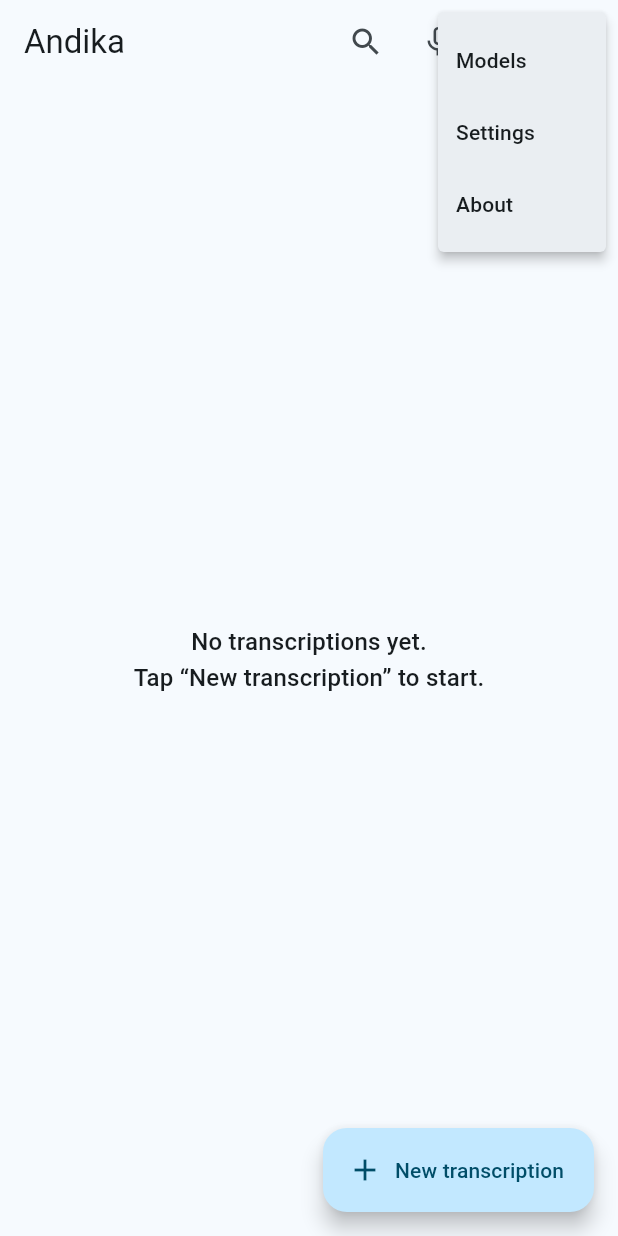
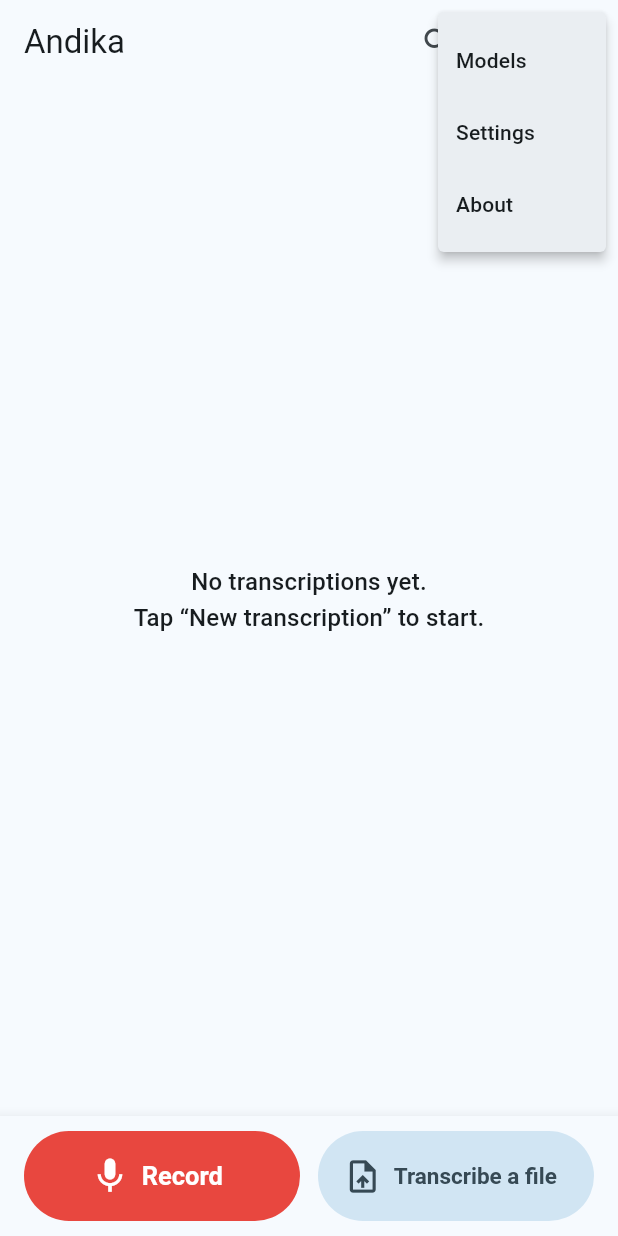
Before and after one commit to chadracklonde/andika, a Flutter app: the screen it shows after launch, after a tap on the "more vert" icon, on a phone screen of 412 x 824 dp. Run offline on Flutter 3.47's test engine with Material 3 defaults, Android fonts, the phone set to English and light mode, and no system bars; missing offline and left inert: dart:ffi.

Commit message:
Accueil : gros boutons Enregistrer et Transcrire un fichier ; dictaphone : démarrage immédiat et aide ; fin des reconstructions de toute l'application pendant l'enregistrement ; tests de parcours

```diff
--- a/lib/app/app.dart
+++ b/lib/app/app.dart
@@ -20,25 +20,50 @@ class _AndikaAppState extends State<AndikaApp> {
   final GlobalKey<NavigatorState> navigatorKey = GlobalKey<NavigatorState>();
   Object? _initError;
 
+  // Thèmes créés une seule fois : un thème neuf à chaque reconstruction ferait
+  // redessiner toute l'application.
+  late final ThemeData _light = ThemeData(
+    useMaterial3: true,
+    colorScheme: ColorScheme.fromSeed(seedColor: const Color(0xFF1B5E7B)),
+    appBarTheme: const AppBarTheme(systemOverlayStyle: SystemUiOverlayStyle.dark),
+  );
+  late final ThemeData _dark = ThemeData(
+    useMaterial3: true,
+    colorScheme: ColorScheme.fromSeed(seedColor: const Color(0xFF1B5E7B), brightness: Brightness.dark),
+  );
+
+  // Seuls ces deux états changent la structure de l'application ; le reste
+  // (progression, niveau du micro...) est suivi par les écrans eux-mêmes.
+  bool _lastReady = false;
+  String _lastLang = 'fr';
+
   @override
   void initState() {
     super.initState();
+    controller.addListener(_onControllerChanged);
     unawaited(controller.init().catchError((Object e) {
       if (mounted) setState(() => _initError = e);
     }));
   }
 
+  void _onControllerChanged() {
+    final lang = controller.ready ? controller.strings.languageCode : 'fr';
+    if (lang != _lastLang || controller.ready != _lastReady) {
+      _lastLang = lang;
+      _lastReady = controller.ready;
+      if (mounted) setState(() {});
+    }
+  }
+
   @override
   void dispose() {
+    controller.removeListener(_onControllerChanged);
     controller.dispose();
     super.dispose();
   }
 
   @override
   Widget build(BuildContext context) {
-    return ListenableBuilder(
-      listenable: controller,
-      builder: (context, _) {
     final lang = controller.ready ? controller.strings.languageCode : 'fr';
     return MaterialApp(
       title: 'Andika',
@@ -51,16 +76,8 @@ class _AndikaAppState extends State<AndikaApp> {
         GlobalWidgetsLocalizations.delegate,
         GlobalCupertinoLocalizations.delegate,
       ],
-          theme: ThemeData(
-            useMaterial3: true,
-            colorScheme: ColorScheme.fromSeed(seedColor: const Color(0xFF1B5E7B)),
-            appBarTheme: const AppBarTheme(systemOverlayStyle: SystemUiOverlayStyle.dark),
-          ),
-          darkTheme: ThemeData(
-            useMaterial3: true,
-            colorScheme: ColorScheme.fromSeed(
-                seedColor: const Color(0xFF1B5E7B), brightness: Brightness.dark),
-          ),
+      theme: _light,
+      darkTheme: _dark,
       home: controller.ready
           ? HomeScreen(controller: controller)
           : Scaffold(
@@ -82,7 +99,5 @@ class _AndikaAppState extends State<AndikaApp> {
               ),
             ),
     );
-      },
-    );
   }
 }
--- a/lib/app/controller.dart
+++ b/lib/app/controller.dart
@@ -146,12 +146,24 @@ class AppController extends ChangeNotifier {
   }
 
   bool _recorderWasActive = false;
+  RecState _lastRecState = RecState.idle;
+  String? _lastRecError;
 
+  /// Le dictaphone prévient à chaque tampon audio (plusieurs fois par seconde) : seuls
+  /// les vrais changements (démarrage, pause, arrêt, erreur) sont relayés à l'application.
+  /// Les écrans qui montrent le chronomètre ou le niveau écoutent `recorder` directement.
   void _onRecorderChanged() {
+    final stopped = _recorderWasActive && !recorder.active;
+    final changed = recorder.state != _lastRecState || recorder.errorKey != _lastRecError;
+    _recorderWasActive = recorder.active;
+    _lastRecState = recorder.state;
+    _lastRecError = recorder.errorKey;
     // Une fiche vient d'être créée quand l'enregistreur repasse à l'arrêt.
-    if (_recorderWasActive && !recorder.active) refreshRecordings();
-    _recorderWasActive = recorder.active;
-    notifyListeners();
+    if (stopped) {
+      refreshRecordings(); // prévient déjà les écouteurs
+    } else if (changed) {
+      notifyListeners();
+    }
   }
 
   void refreshRecordings() {
--- a/lib/app/strings.dart
+++ b/lib/app/strings.dart
@@ -87,6 +87,12 @@ const Map<String, String> kStringsFr = <String, String>{
   'rec_marker': 'Ajouter un repère',
   'rec_marker_added': 'Repère ajouté à {time}',
   'rec_markers': 'Repères',
+  'rec_button': 'Enregistrer',
+  'rec_button_active': 'Enregistrement · {time}',
+  'transcribe_file': 'Transcrire un fichier',
+  'rec_hint_idle': 'Appuyez sur le bouton rouge pour enregistrer.',
+  'rec_hint_recording': 'Appuyez sur ✓ en haut pour terminer et enregistrer.',
+  'rec_hint_paused': 'Bouton rouge : reprendre. ✓ en haut : terminer et enregistrer.',
   'queue_added': 'Ajouté à la file d\'attente : il démarrera après la transcription en cours.',
   'queue_banner': 'File d\'attente : {n} en attente',
   'queue_waiting': 'Démarre à la fin de la transcription en cours.',
@@ -287,6 +293,12 @@ const Map<String, String> kStringsEn = <String, String>{
   'rec_marker': 'Add a marker',
   'rec_marker_added': 'Marker added at {time}',
   'rec_markers': 'Markers',
+  'rec_button': 'Record',
+  'rec_button_active': 'Recording · {time}',
+  'transcribe_file': 'Transcribe a file',
+  'rec_hint_idle': 'Tap the red button to record.',
+  'rec_hint_recording': 'Tap ✓ at the top to finish and save.',
+  'rec_hint_paused': 'Red button: resume. ✓ at the top: finish and save.',
   'queue_added': 'Added to the queue: it will start after the current transcription.',
   'queue_banner': 'Queue: {n} waiting',
   'queue_waiting': 'Starts when the current transcription ends.',
--- a/lib/ui/home_screen.dart
+++ b/lib/ui/home_screen.dart
@@ -71,13 +71,6 @@ class _HomeScreenState extends State<HomeScreen> {
                 )),
               ),
               IconButton(
-                tooltip: s.t('recorder'),
-                icon: const Icon(Icons.mic_none),
-                onPressed: () => Navigator.of(context).push(MaterialPageRoute<void>(
-                  builder: (_) => RecorderScreen(controller: c),
-                )),
-              ),
-              IconButton(
                 tooltip: s.t('recordings'),
                 icon: const Icon(Icons.library_music_outlined),
                 onPressed: () => Navigator.of(context).push(MaterialPageRoute<void>(
@@ -105,13 +98,7 @@ class _HomeScreenState extends State<HomeScreen> {
               ),
             ],
           ),
-          floatingActionButton: FloatingActionButton.extended(
-            onPressed: () => Navigator.of(context).push(MaterialPageRoute<void>(
-              builder: (_) => NewTranscriptionScreen(controller: c),
-            )),
-            icon: const Icon(Icons.add),
-            label: Text(s.t('new_transcription')),
-          ),
+          bottomNavigationBar: _ActionBar(controller: c),
           body: _body(context),
         );
       },
@@ -124,13 +111,16 @@ class _HomeScreenState extends State<HomeScreen> {
     final task = c.active;
     if (c.recorder.active) {
       children.add(Card(
-        child: ListTile(
-          leading: const Icon(Icons.mic),
-          title: Text(s.t('rec_banner', {'time': clockTime(c.recorder.elapsedMs)})),
-          subtitle: Text(c.recorder.state == RecState.paused ? s.t('rec_paused') : s.t('rec_recording')),
-          onTap: () => Navigator.of(context).push(MaterialPageRoute<void>(
-            builder: (_) => RecorderScreen(controller: c),
-          )),
+        child: ListenableBuilder(
+          listenable: c.recorder,
+          builder: (context, _) => ListTile(
+            leading: const Icon(Icons.mic, color: Color(0xFFE8473F)),
+            title: Text(s.t('rec_banner', {'time': clockTime(c.recorder.elapsedMs)})),
+            subtitle: Text(c.recorder.state == RecState.paused ? s.t('rec_paused') : s.t('rec_recording')),
+            onTap: () => Navigator.of(context).push(MaterialPageRoute<void>(
+              builder: (_) => RecorderScreen(controller: c),
+            )),
+          ),
         ),
       ));
     }
@@ -192,7 +182,7 @@ class _HomeScreenState extends State<HomeScreen> {
       if (task != null && task.jobId == job.id) continue;
       children.add(_JobTile(controller: c, job: job));
     }
-    return ListView(padding: const EdgeInsets.only(bottom: 96), children: children);
+    return ListView(padding: const EdgeInsets.only(bottom: 16), children: children);
   }
 }
 
@@ -223,3 +213,74 @@ class _JobTile extends StatelessWidget {
     );
   }
 }
+
+/// Les deux actions principales, toujours visibles en bas : enregistrer (rouge) et
+/// transcrire un fichier. Un appui sur « Enregistrer » démarre tout de suite.
+class _ActionBar extends StatelessWidget {
+  const _ActionBar({required this.controller});
+
+  final AppController controller;
+
+  @override
+  Widget build(BuildContext context) {
+    final c = controller;
+    final s = c.strings;
+    return Material(
+      elevation: 8,
+      color: Theme.of(context).colorScheme.surface,
+      child: SafeArea(
+        top: false,
+        child: Padding(
+          padding: const EdgeInsets.fromLTRB(16, 10, 16, 10),
+          child: Row(
+            children: <Widget>[
+              Expanded(
+                child: ListenableBuilder(
+                  listenable: c.recorder,
+                  builder: (context, _) {
+                    final active = c.recorder.active;
+                    return FilledButton.icon(
+                      key: const Key('record_button'),
+                      onPressed: () => Navigator.of(context).push(MaterialPageRoute<void>(
+                        builder: (_) => RecorderScreen(controller: c, autoStart: !active),
+                      )),
+                      icon: Icon(active ? Icons.graphic_eq : Icons.mic, size: 28),
+                      label: Text(
+                        active
+                            ? s.t('rec_button_active', {'time': clockTime(c.recorder.elapsedMs)})
+                            : s.t('rec_button'),
+                        maxLines: 1,
+                        overflow: TextOverflow.ellipsis,
+                      ),
+                      style: FilledButton.styleFrom(
+                        backgroundColor: const Color(0xFFE8473F),
+                        foregroundColor: Colors.white,
+                        minimumSize: const Size.fromHeight(60),
+                        textStyle: const TextStyle(fontSize: 17, fontWeight: FontWeight.w700),
+                      ),
+                    );
+                  },
+                ),
+              ),
+              const SizedBox(width: 12),
+              Expanded(
+                child: FilledButton.tonalIcon(
+                  key: const Key('transcribe_button'),
+                  onPressed: () => Navigator.of(context).push(MaterialPageRoute<void>(
+                    builder: (_) => NewTranscriptionScreen(controller: c),
+                  )),
+                  icon: const Icon(Icons.upload_file, size: 26),
+                  label: Text(s.t('transcribe_file'), maxLines: 2, textAlign: TextAlign.center),
+                  style: FilledButton.styleFrom(
+                    minimumSize: const Size.fromHeight(60),
+                    textStyle: const TextStyle(fontSize: 15, fontWeight: FontWeight.w600),
+                  ),
+                ),
+              ),
+            ],
+          ),
+        ),
+      ),
+    );
+  }
+}
--- a/lib/ui/recordings_screen.dart
+++ b/lib/ui/recordings_screen.dart
@@ -180,9 +180,10 @@ class _RecordingsScreenState extends State<RecordingsScreen> {
               elevation: 4,
               color: theme.colorScheme.surface,
               child: InkWell(
+                key: const Key('library_record_button'),
                 customBorder: const CircleBorder(),
                 onTap: () => Navigator.of(context).push(MaterialPageRoute<void>(
-                  builder: (_) => RecorderScreen(controller: c, fromLibrary: true),
+                  builder: (_) => RecorderScreen(controller: c, fromLibrary: true, autoStart: true),
                 )),
                 child: Padding(
                   padding: const EdgeInsets.all(8),
@@ -240,6 +241,7 @@ class _RecordingsScreenState extends State<RecordingsScreen> {
     return Column(
       children: <Widget>[
         InkWell(
+          key: Key('rec_row_${rec.id}'),
           onTap: () => _toggleOpen(rec),
           child: Padding(
             padding: const EdgeInsets.fromLTRB(20, 14, 20, 14),
```
Also changed, not shown: lib/ui/recorder_screen.dart (+40 -3 lines), 1 other file. Lines whose indentation alone changed are shown as unchanged.
